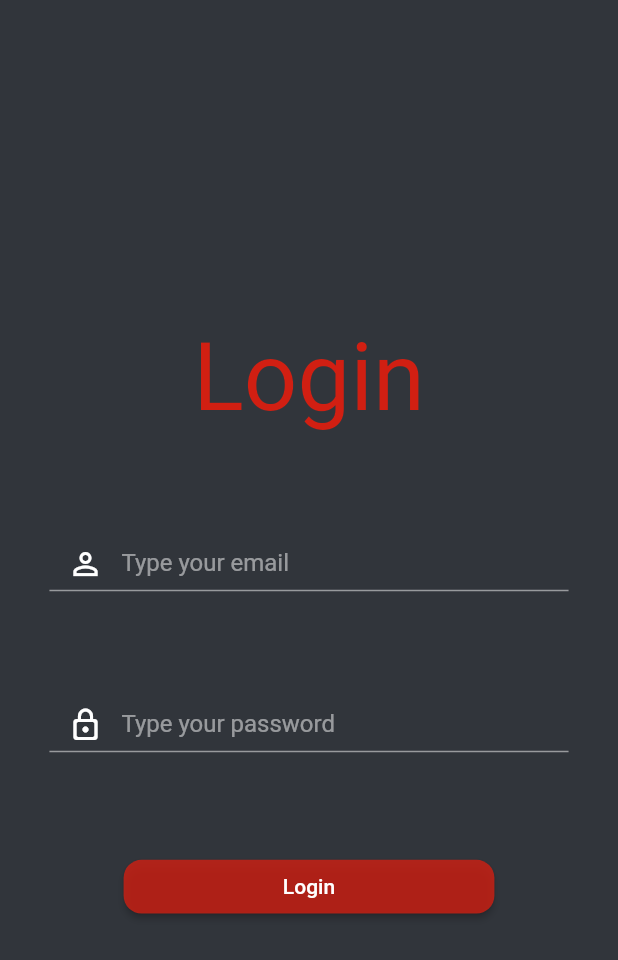
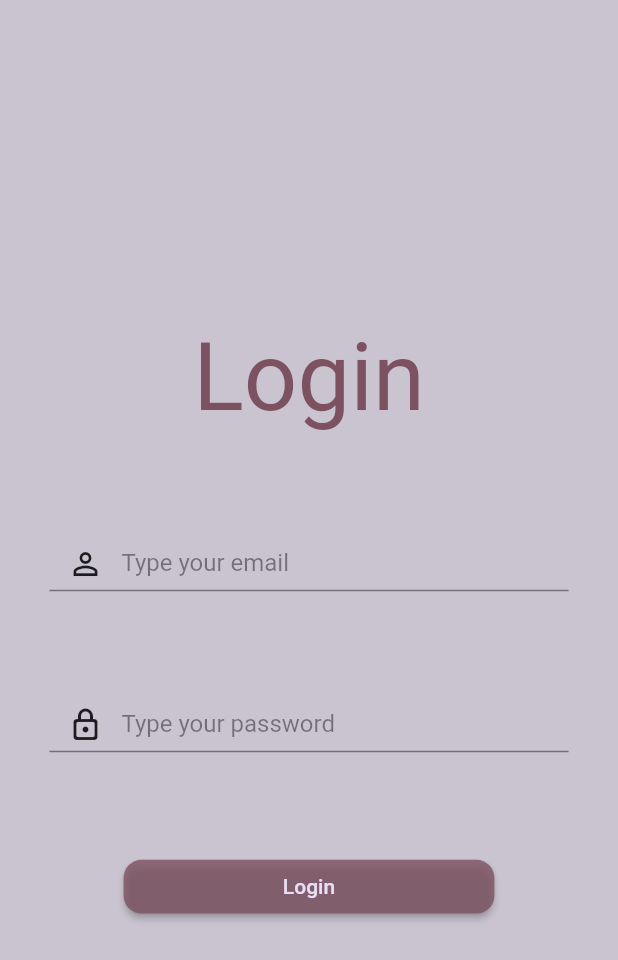
Before and after one commit to HasanBaskurt/VocoCase, a Flutter app: the screen it shows after launch, on a phone screen of 412 x 824 dp. Shown: the top 960 px of the screen. Run offline on Flutter 3.47's test engine with Material 2 defaults, Android fonts, the phone set to English and light mode, and no system bars; our stand-ins replace animate_do, flutter_riverpod, freezed_annotation, shared_preferences, sizer.

Commit message:
Dark & Light mode addded

```diff
--- a/case_app/lib/core/constants/route_constants.dart
+++ b/case_app/lib/core/constants/route_constants.dart
@@ -1,4 +1,4 @@
-import 'package:flutter/material.dart';
+
 
 class RouteConstants {
   static const String routeLoginView = "/loginView";
--- a/case_app/lib/features/auth/controller/auth_controller.dart
+++ b/case_app/lib/features/auth/controller/auth_controller.dart
@@ -1,4 +1,4 @@
-import 'dart:convert';
+
 
 import 'package:case_app/core/constants/data_state.dart';
 import 'package:case_app/core/constants/storage_constants.dart';
--- a/case_app/lib/features/auth/view/login_view.dart
+++ b/case_app/lib/features/auth/view/login_view.dart
@@ -2,7 +2,6 @@ import 'package:case_app/features/auth/view/widgets/email_field.dart';
 import 'package:case_app/features/auth/view/widgets/login_button.dart';
 import 'package:case_app/features/auth/view/widgets/login_title.dart';
 import 'package:case_app/features/auth/view/widgets/password_field.dart';
-import 'package:case_app/utils/theme/app_colors.dart';
 import 'package:flutter/material.dart';
 import 'package:animate_do/animate_do.dart';
 import 'package:sizer/sizer.dart';
@@ -12,14 +11,16 @@ class LoginView extends StatelessWidget {
 
   @override
   Widget build(BuildContext context) {
+    final themeColor = Theme.of(context).colorScheme;
     final GlobalKey<FormState> formKey = GlobalKey<FormState>();
-    return Scaffold(resizeToAvoidBottomInset: false, body: buildBody(formKey));
+    return Scaffold(
+        resizeToAvoidBottomInset: false, body: buildBody(formKey, themeColor));
   }
 
-  Widget buildBody(GlobalKey<FormState> formKey) {
+  Widget buildBody(GlobalKey<FormState> formKey, themeColor) {
     return Container(
       padding: EdgeInsets.symmetric(horizontal: 8.w),
-      color: AppColors.darkgrey,
+      color: themeColor.background,
       child: Form(
         key: formKey,
         child: Column(
--- a/case_app/lib/features/auth/view/widgets/email_field.dart
+++ b/case_app/lib/features/auth/view/widgets/email_field.dart
@@ -1,6 +1,5 @@
 import 'package:case_app/core/constants/providers.dart';
 import 'package:case_app/features/auth/model/current_user_model.dart';
-import 'package:case_app/utils/theme/app_colors.dart';
 import 'package:flutter/material.dart';
 import 'package:flutter_riverpod/flutter_riverpod.dart';
 
@@ -10,30 +9,34 @@ class EmailField extends ConsumerWidget {
   @override
   Widget build(BuildContext context, WidgetRef ref) {
     final currentUserProvider = ref.read(currentUserNotifierProvider.notifier);
+
+    final themeColor = Theme.of(context).colorScheme;
     return TextFormField(
       initialValue: '',
-      style: const TextStyle(color: Colors.white),
+      style: TextStyle(color: themeColor.onPrimary),
       decoration: InputDecoration(
-          errorStyle: const TextStyle(color: Colors.white),
+          errorStyle: TextStyle(color: themeColor.onPrimary),
           enabledBorder: UnderlineInputBorder(
-              borderSide: BorderSide(color: Colors.white.withOpacity(0.5))),
+              borderSide:
+                  BorderSide(color: themeColor.onPrimary.withOpacity(0.5))),
           focusedBorder: UnderlineInputBorder(
-            borderSide: BorderSide(color: AppColors.red.withOpacity(0.5)),
+            borderSide: BorderSide(color: themeColor.primary.withOpacity(0.5)),
           ),
           errorBorder: UnderlineInputBorder(
-            borderSide: BorderSide(color: Colors.white.withOpacity(0.5)),
+            borderSide:
+                BorderSide(color: themeColor.onPrimary.withOpacity(0.5)),
           ),
           focusedErrorBorder: UnderlineInputBorder(
-            borderSide: BorderSide(color: AppColors.red.withOpacity(0.5)),
+            borderSide: BorderSide(color: themeColor.primary.withOpacity(0.5)),
           ),
-          prefixIcon: const Icon(
+          prefixIcon: Icon(
             Icons.person_outline_outlined,
-            color: Colors.white,
+            color: themeColor.onPrimary,
           ),
           hintText: 'Type your email',
-          hintStyle: TextStyle(color: Colors.white.withOpacity(0.5)),
-          labelStyle: const TextStyle(
-            color: Colors.white,
+          hintStyle: TextStyle(color: themeColor.onPrimary.withOpacity(0.5)),
+          labelStyle: TextStyle(
+            color: themeColor.onPrimary,
           )),
       onSaved: (value) {
         if (value != null) {
--- a/case_app/lib/features/auth/view/widgets/login_button.dart
+++ b/case_app/lib/features/auth/view/widgets/login_button.dart
@@ -1,9 +1,6 @@
 import 'package:case_app/core/constants/data_state.dart';
 import 'package:case_app/core/constants/providers.dart';
 import 'package:case_app/core/constants/route_constants.dart';
-import 'package:case_app/features/home/view/home_view.dart';
-import 'package:case_app/utils/routes/app_routes.dart';
-import 'package:case_app/utils/theme/app_colors.dart';
 import 'package:flutter/material.dart';
 import 'package:flutter_riverpod/flutter_riverpod.dart';
 import 'package:sizer/sizer.dart';
@@ -14,6 +11,7 @@ class LoginButton extends ConsumerWidget {
 
   @override
   Widget build(BuildContext context, WidgetRef ref) {
+    final themeColor = Theme.of(context).colorScheme;
     final authState = ref.watch(authNotifierProvider);
     final currentUserProvider = ref.read(currentUserNotifierProvider.notifier);
 
@@ -27,8 +25,11 @@ class LoginButton extends ConsumerWidget {
         error: (err, _) {
           ScaffoldMessenger.of(context).showSnackBar(
             SnackBar(
-              content: Text(err),
-              backgroundColor: AppColors.red,
+              content: Text(
+                err,
+                style: TextStyle(color: themeColor.onSecondary),
+              ),
+              backgroundColor: themeColor.primary,
             ),
           );
         },
@@ -38,14 +39,14 @@ class LoginButton extends ConsumerWidget {
     return authState.maybeWhen(
         loading: () => Center(
               child: CircularProgressIndicator(
-                color: AppColors.red,
+                color: themeColor.primary,
               ),
             ),
         orElse: () => SizedBox(
             width: 60.w,
             child: ElevatedButton(
                 style: ElevatedButton.styleFrom(
-                  backgroundColor: AppColors.red.withOpacity(0.8),
+                  backgroundColor: themeColor.primary.withOpacity(0.8),
                   shape: RoundedRectangleBorder(
                       borderRadius: BorderRadius.circular(12.0)),
                 ),
@@ -61,9 +62,9 @@ class LoginButton extends ConsumerWidget {
                     }
                   }
                 },
-                child: const Text(
+                child: Text(
                   'Login',
-                  style: TextStyle(color: Colors.white),
+                  style: TextStyle(color: themeColor.onSecondary),
                 ))));
   }
 }
--- a/case_app/lib/features/auth/view/widgets/login_title.dart
+++ b/case_app/lib/features/auth/view/widgets/login_title.dart
@@ -1,4 +1,3 @@
-import 'package:case_app/utils/theme/app_colors.dart';
 import 'package:flutter/material.dart';
 
 class LoginTitle extends StatelessWidget {
@@ -6,8 +5,9 @@ class LoginTitle extends StatelessWidget {
 
   @override
   Widget build(BuildContext context) {
+    final themeColor = Theme.of(context).colorScheme;
     return FittedBox(
-      child: Text('Login', style: TextStyle(color: AppColors.red)),
+      child: Text('Login', style: TextStyle(color: themeColor.primary)),
     );
   }
 }
--- a/case_app/lib/features/auth/view/widgets/password_field.dart
+++ b/case_app/lib/features/auth/view/widgets/password_field.dart
@@ -1,6 +1,5 @@
 import 'package:case_app/core/constants/providers.dart';
 import 'package:case_app/features/auth/model/current_user_model.dart';
-import 'package:case_app/utils/theme/app_colors.dart';
 import 'package:flutter/material.dart';
 import 'package:flutter_riverpod/flutter_riverpod.dart';
 
@@ -10,31 +9,34 @@ class PasswordField extends ConsumerWidget {
   @override
   Widget build(BuildContext context, WidgetRef ref) {
     final currentUserProvider = ref.read(currentUserNotifierProvider.notifier);
+
+    final themeColor = Theme.of(context).colorScheme;
     return TextFormField(
       initialValue: '',
-      style: TextStyle(color: AppColors.white),
+      style: TextStyle(color: themeColor.onPrimary),
       obscureText: true,
       decoration: InputDecoration(
-          errorStyle: TextStyle(color: AppColors.white),
+          errorStyle: TextStyle(color: themeColor.onPrimary),
           enabledBorder: UnderlineInputBorder(
-              borderSide: BorderSide(color: AppColors.white.withOpacity(0.5))),
+              borderSide:
+                  BorderSide(color: themeColor.onPrimary.withOpacity(0.5))),
           focusedBorder: UnderlineInputBorder(
-            borderSide: BorderSide(color: AppColors.red.withOpacity(0.5)),
+            borderSide: BorderSide(color: themeColor.primary.withOpacity(0.5)),
           ),
-          errorBorder: const UnderlineInputBorder(
-            borderSide: BorderSide(color: Colors.black),
+          errorBorder: UnderlineInputBorder(
+            borderSide: BorderSide(color: themeColor.onPrimary),
           ),
           focusedErrorBorder: UnderlineInputBorder(
-            borderSide: BorderSide(color: AppColors.red.withOpacity(0.5)),
+            borderSide: BorderSide(color: themeColor.primary.withOpacity(0.5)),
           ),
           prefixIcon: Icon(
             Icons.lock_outline_rounded,
-            color: AppColors.white,
+            color: themeColor.onPrimary,
           ),
           hintText: 'Type your password',
-          hintStyle: TextStyle(color: AppColors.white.withOpacity(0.5)),
+          hintStyle: TextStyle(color: themeColor.onPrimary.withOpacity(0.5)),
           labelStyle: TextStyle(
-            color: AppColors.white,
+            color: themeColor.onPrimary,
           )),
       onSaved: (String? value) {
         if (value != null) {
--- a/case_app/lib/features/home/view/home_view.dart
+++ b/case_app/lib/features/home/view/home_view.dart
@@ -1,10 +1,10 @@
+// ignore_for_file: use_build_context_synchronously
+
 import 'package:animate_do/animate_do.dart';
 import 'package:case_app/core/constants/providers.dart';
 import 'package:case_app/core/constants/route_constants.dart';
 import 'package:case_app/core/storage/local_storage.dart';
-import 'package:case_app/features/auth/view/login_view.dart';
 import 'package:case_app/features/home/view/widgets/user_info_card.dart';
-import 'package:case_app/utils/theme/app_colors.dart';
 import 'package:flutter/material.dart';
 import 'package:flutter_riverpod/flutter_riverpod.dart';
 import 'package:sizer/sizer.dart';
@@ -25,9 +25,10 @@ class _HomeViewState extends ConsumerState<HomeView> {
 
   @override
   Widget build(BuildContext context) {
+    final themeColor = Theme.of(context).colorScheme;
     final userListState = ref.watch(homeNotifierProvider);
     return Scaffold(
-        backgroundColor: AppColors.darkgrey,
+        backgroundColor: themeColor.background,
         appBar: AppBar(
           leading: IconButton(
               onPressed: () async {
@@ -35,10 +36,13 @@ class _HomeViewState extends ConsumerState<HomeView> {
                 Navigator.popAndPushNamed(
                     context, RouteConstants.routeLoginView);
               },
-              icon: const Icon(Icons.arrow_back)),
+              icon: Icon(
+                Icons.arrow_back,
+                color: themeColor.primary,
+              )),
           title: Text(
             'User List',
-            style: TextStyle(color: AppColors.red),
+            style: TextStyle(color: themeColor.primary),
           ),
           centerTitle: true,
           forceMaterialTransparency: true,
@@ -47,7 +51,7 @@ class _HomeViewState extends ConsumerState<HomeView> {
           child: userListState.maybeWhen(
               loading: () => Center(
                     child: CircularProgressIndicator(
-                      color: AppColors.red,
+                      color: themeColor.primary,
                     ),
                   ),
               success: (userList) => (userList.isEmpty)
--- a/case_app/lib/features/home/view/widgets/user_info_card.dart
+++ b/case_app/lib/features/home/view/widgets/user_info_card.dart
@@ -1,5 +1,4 @@
 import 'package:case_app/features/home/model/user_model.dart';
-import 'package:case_app/utils/theme/app_colors.dart';
 import 'package:flutter/material.dart';
 import 'package:sizer/sizer.dart';
 
@@ -9,12 +8,13 @@ class UserInfoCard extends StatelessWidget {
 
   @override
   Widget build(BuildContext context) {
+    final themeColor = Theme.of(context).colorScheme;
     return Card(
-      shadowColor: AppColors.grey,
+      shadowColor: themeColor.outline,
       shape: RoundedRectangleBorder(
         borderRadius: BorderRadius.circular(4.h),
       ),
-      elevation: 10,
+      elevation: .5.h,
       child: Container(
         padding: EdgeInsets.all(1.h),
         decoration: BoxDecoration(
--- a/case_app/lib/main.dart
+++ b/case_app/lib/main.dart
@@ -2,7 +2,8 @@ import 'package:case_app/core/constants/providers.dart';
 import 'package:case_app/features/auth/view/login_view.dart';
 import 'package:case_app/features/home/view/home_view.dart';
 import 'package:case_app/utils/routes/app_routes.dart';
-import 'package:case_app/utils/theme/app_colors.dart';
+import 'package:case_app/utils/theme/custom_dark_theme.dart';
+import 'package:case_app/utils/theme/custom_light_theme.dart';
 import 'package:flutter/material.dart';
 import 'package:flutter/services.dart';
 import 'package:flutter_riverpod/flutter_riverpod.dart';
@@ -15,9 +16,13 @@ class CaseApp extends ConsumerWidget {
   @override
   Widget build(BuildContext context, WidgetRef ref) {
     final authProvider = ref.read(authNotifierProvider.notifier);
+    final themeColor = Theme.of(context).colorScheme;
     SystemChrome.setPreferredOrientations([DeviceOrientation.portraitUp]);
     return Sizer(builder: (context, orientation, deviceType) {
       return MaterialApp(
+          theme: CustomLightTheme().themeData,
+          darkTheme: CustomDarkTheme().themeData,
+          themeMode: ThemeMode.system,
           title: 'Material App',
           routes: AppRoutes.routes,
           home: FutureBuilder(
@@ -26,7 +31,7 @@ class CaseApp extends ConsumerWidget {
                 if (authResult.connectionState == ConnectionState.waiting) {
                   return Center(
                       child: CircularProgressIndicator(
-                    color: AppColors.red,
+                    color: themeColor.primary,
                   ));
                 } else {
                   if (authResult.data != null) {
--- a/case_app/lib/utils/theme/app_colors.dart
+++ /dev/null
@@ -1,9 +0,0 @@
-import 'package:flutter/material.dart';
-
-class AppColors {
-  static Color red = const Color.fromARGB(255, 209, 31, 18);
-  static Color grey = Colors.grey;
-  static Color black = Colors.black;
-  static Color darkgrey = const Color(0xff31353b);
-  static Color white = Colors.white;
-}
--- /dev/null
+++ b/case_app/lib/utils/theme/custom_color_scheme.dart
@@ -0,0 +1,77 @@
+import 'package:flutter/material.dart';
+
+// Project Custom Colors
+final class CustomColorScheme {
+  CustomColorScheme._();
+
+  // Light color scheme set
+  static const lightColorScheme = ColorScheme(
+    brightness: Brightness.light,
+    primary: Color(0xFF7D5260),
+    onPrimary: Color(0xFF1C1B1F),
+    primaryContainer: Color(0xFFEADDFF),
+    onPrimaryContainer: Color(0xFF21005D),
+    secondary: Color(0xFF625B71),
+    onSecondary: Color(0xFFE8DEF8),
+    secondaryContainer: Color(0xFFE8DEF8),
+    onSecondaryContainer: Color(0xFF1D192B),
+    tertiary: Color(0xFF7D5260),
+    onTertiary: Color(0xFFFFFFFF),
+    tertiaryContainer: Color(0xFFFFD8E4),
+    onTertiaryContainer: Color(0xFF31111D),
+    error: Color(0xFFB3261E),
+    onError: Color(0xFFFFFFFF),
+    errorContainer: Color(0xFFF9DEDC),
+    onErrorContainer: Color(0xFF410E0B),
+    outline: Color(0xFF79747E),
+    background: Color(0xFFCAC4D0),
+    onBackground: Color(0xFF1C1B1F),
+    surface: Color(0xFFFFFBFE),
+    onSurface: Color(0xFF1C1B1F),
+    surfaceVariant: Color(0xFFE7E0EC),
+    onSurfaceVariant: Color(0xFF49454F),
+    inverseSurface: Color(0xFF313033),
+    onInverseSurface: Color(0xFFF4EFF4),
+    inversePrimary: Color(0xFFD0BCFF),
+    shadow: Color(0xFF000000),
+    surfaceTint: Color(0xFF6750A4),
+    outlineVariant: Color(0xFFCAC4D0),
+    scrim: Color(0xFF000000),
+  );
+
+  // Dark color scheme set
+
+  static const darkColorScheme = ColorScheme(
+    brightness: Brightness.dark,
+    primary: Color.fromARGB(255, 209, 31, 18),
+    onPrimary: Color(0xFFE8DEF8),
+    secondary: Color(0xFFCCC2DC),
+    error: Color(0xFFF2B8B5),
+    onError: Color.fromARGB(255, 209, 31, 18),
+    primaryContainer: Color(0xFF4F378B),
+    onPrimaryContainer: Color(0xFFEADDFF),
+    onSecondary: Color(0xFFE8DEF8),
+    secondaryContainer: Color(0xFF4A4458),
+    onSecondaryContainer: Color(0xFFE8DEF8),
+    tertiary: Color(0xFFEFB8C8),
+    onTertiary: Color(0xFF492532),
+    tertiaryContainer: Color(0xFF633B48),
+    onTertiaryContainer: Color(0xFFFFD8E4),
+    errorContainer: Color(0xFF8C1D18),
+    onErrorContainer: Color(0xFFF9DEDC),
+    outline: Color(0xFF938F99),
+    background: Color(0xFF1C1B1F),
+    onBackground: Color(0xFFE6E1E5),
+    surface: Color(0xFF1C1B1F),
+    onSurface: Color(0xFFE6E1E5),
+    surfaceVariant: Color(0xFF49454F),
+    onSurfaceVariant: Color(0xFFCAC4D0),
+    inverseSurface: Color(0xFFE6E1E5),
+    onInverseSurface: Color(0xFF313033),
+    inversePrimary: Color(0xFF6750A4),
+    shadow: Color(0xFF000000),
+    surfaceTint: Color(0xFFD0BCFF),
+    outlineVariant: Color(0xFF49454F),
+    scrim: Color(0xFF000000),
+  );
+}
--- /dev/null
+++ b/case_app/lib/utils/theme/custom_dark_theme.dart
@@ -0,0 +1,16 @@
+
+import 'package:case_app/utils/theme/custom_color_scheme.dart';
+import 'package:case_app/utils/theme/custom_theme.dart';
+import 'package:flutter/material.dart';
+
+//Custom Dark Theme For Project Design
+final class CustomDarkTheme extends CustomTheme {
+  ThemeData get themeData => ThemeData(
+        colorScheme: CustomColorScheme.darkColorScheme,
+        floatingActionButtonTheme: floatingActionButtonThemeData,
+      );
+
+  @override
+  FloatingActionButtonThemeData get floatingActionButtonThemeData =>
+      const FloatingActionButtonThemeData();
+}
--- /dev/null
+++ b/case_app/lib/utils/theme/custom_light_theme.dart
@@ -0,0 +1,16 @@
+
+import 'package:case_app/utils/theme/custom_color_scheme.dart';
+import 'package:case_app/utils/theme/custom_theme.dart';
+import 'package:flutter/material.dart';
+
+//Custom Light Theme For Project Design
+final class CustomLightTheme extends CustomTheme {
+  ThemeData get themeData => ThemeData(
+        colorScheme: CustomColorScheme.lightColorScheme,
+        floatingActionButtonTheme: floatingActionButtonThemeData,
+      );
+
+  @override
+  FloatingActionButtonThemeData get floatingActionButtonThemeData =>
+      const FloatingActionButtonThemeData();
+}
--- /dev/null
+++ b/case_app/lib/utils/theme/custom_theme.dart
@@ -0,0 +1,6 @@
+import 'package:flutter/material.dart';
+
+abstract class CustomTheme {
+  ThemeData get themeData;
+  FloatingActionButtonThemeData get floatingActionButtonThemeData;
+}
```
